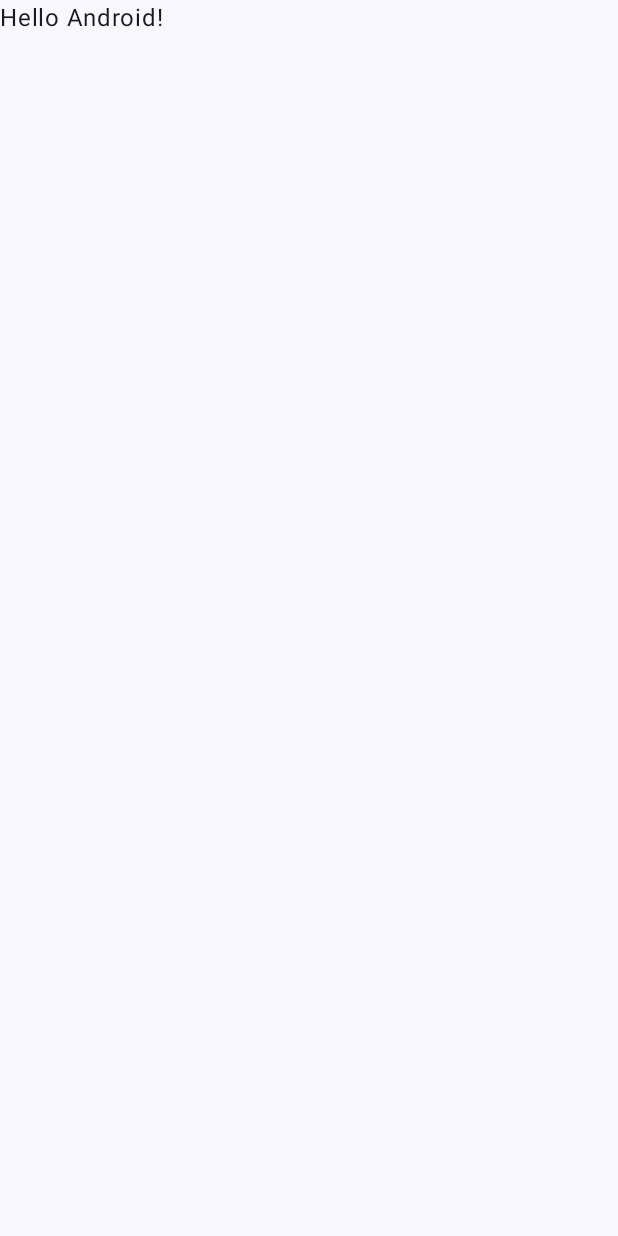
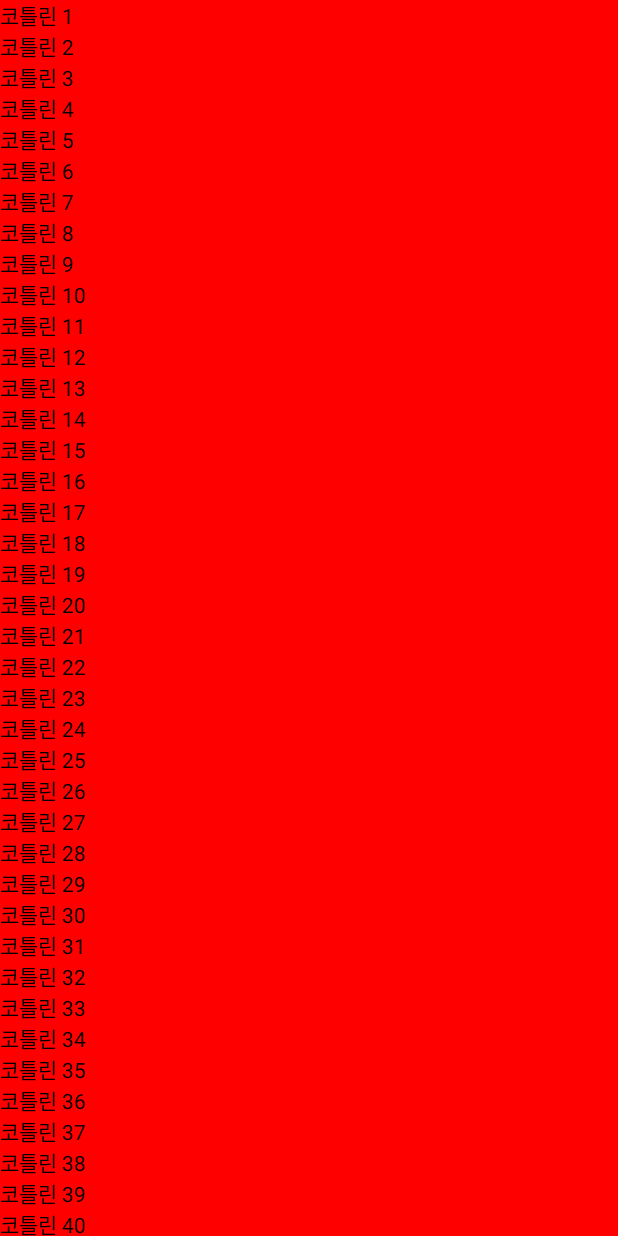
Before and after one commit to voidgogo/kotlin-2025a, an Android app built with Jetpack Compose: the screen it shows after launch (MainActivity), on a phone screen of 412 x 824 dp. Before the commit the screen is almost empty. Run offline under Robolectric (Android 15) with nearby library versions, the phone set to English and light mode, and no system bars.

Commit message:
week13 : Basic Syntax Lab

```diff
--- a/AppWeek13b/app/src/main/java/com/appweek13b/MainActivity.kt
+++ b/AppWeek13b/app/src/main/java/com/appweek13b/MainActivity.kt
@@ -4,44 +4,49 @@ import android.os.Bundle
 import androidx.activity.ComponentActivity
 import androidx.activity.compose.setContent
 import androidx.activity.enableEdgeToEdge
+import androidx.compose.foundation.background
+import androidx.compose.foundation.layout.Column
 import androidx.compose.foundation.layout.fillMaxSize
+import androidx.compose.foundation.layout.fillMaxWidth
 import androidx.compose.foundation.layout.padding
-import androidx.compose.material3.Scaffold
+import androidx.compose.foundation.lazy.LazyColumn
+import androidx.compose.foundation.rememberScrollState
+import androidx.compose.foundation.verticalScroll
 import androidx.compose.material3.Text
 import androidx.compose.runtime.Composable
 import androidx.compose.ui.Modifier
+import androidx.compose.ui.graphics.Color
 import androidx.compose.ui.tooling.preview.Preview
 import com.appweek13b.ui.theme.AppWeek13bTheme
+
 
 class MainActivity : ComponentActivity() {
     override fun onCreate(savedInstanceState: Bundle?) {
         super.onCreate(savedInstanceState)
-        enableEdgeToEdge()
+
         setContent {
-            AppWeek13bTheme {
-                Scaffold(modifier = Modifier.fillMaxSize()) { innerPadding ->
-                    Greeting(
-                        name = "Android",
-                        modifier = Modifier.padding(innerPadding)
-                    )
+            LazyColumn(
+                modifier = Modifier
+                    .background(color = Color.Red)
+                    .fillMaxWidth()
+            ) {
+                items(90){ index ->
+                    Text(text = "코틀린 ${index + 1}")
                 }
             }
+
+//            val scrollState = rememberScrollState()
+//
+//            Column(
+//                modifier = Modifier
+//                    .background(color = Color.Blue)
+//                    .fillMaxWidth()
+//                    .verticalScroll(scrollState)
+//            ){
+//                for(i in 1..90){
+//                    Text("코틀린 $i")
+//                }
+//            }
         }
     }
 }
-
-@Composable
-fun Greeting(name: String, modifier: Modifier = Modifier) {
-    Text(
-        text = "Hello $name!",
-        modifier = modifier
-    )
-}
-
-@Preview(showBackground = true)
-@Composable
-fun GreetingPreview() {
-    AppWeek13bTheme {
-        Greeting("Android")
-    }
-}
```
